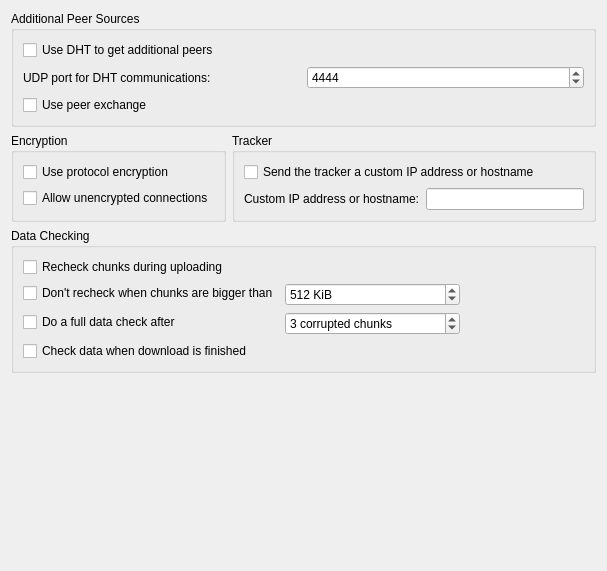
Old version of the form ktorrent/btpref.ui in the repository netrunner-debian-kde-extras/ktorrent.
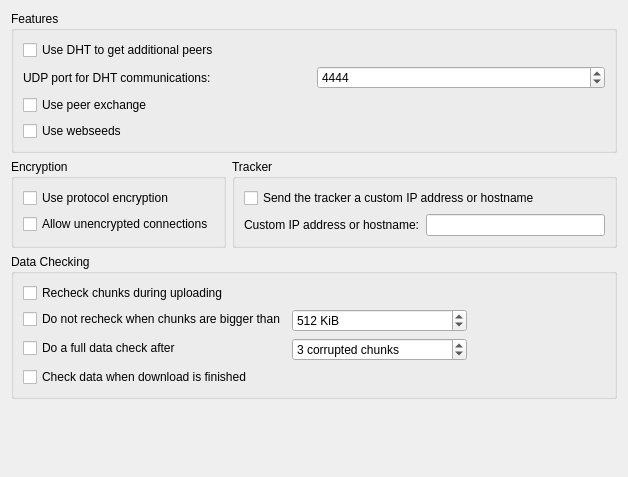
New version of the form.

Patch:
```diff
--- a/ktorrent/btpref.ui
+++ b/ktorrent/btpref.ui
@@ -5,15 +5,15 @@
    <rect>
     <x>0</x>
     <y>0</y>
-    <width>607</width>
-    <height>571</height>
+    <width>628</width>
+    <height>477</height>
    </rect>
   </property>
   <layout class="QVBoxLayout" name="verticalLayout_2" >
    <item>
     <widget class="QGroupBox" name="dhtGroupBox" >
      <property name="title" >
-      <string>Additional Peer Sources</string>
+      <string>Features</string>
      </property>
      <layout class="QVBoxLayout" >
       <item>
@@ -69,6 +69,16 @@
         </property>
        </widget>
       </item>
+      <item>
+       <widget class="QCheckBox" name="kcfg_webseedsEnabled" >
+        <property name="toolTip" >
+         <string>Enable or disable the use of webseeds when they are present in a torrent.</string>
+        </property>
+        <property name="text" >
+         <string>Use webseeds</string>
+        </property>
+       </widget>
+      </item>
      </layout>
     </widget>
    </item>
@@ -154,8 +164,6 @@
      <property name="title" >
       <string>Data Checking</string>
      </property>
-     <layout class="QVBoxLayout" name="_2" >
-      <item>
        <layout class="QHBoxLayout" name="horizontalLayout_2" >
         <item>
          <layout class="QFormLayout" name="formLayout" >
@@ -181,7 +189,7 @@
              <string>Because rechecking big chunks can take a lot of time, the recheck can be disabled when the chunks are bigger then a certain size.</string>
             </property>
             <property name="text" >
-             <string>Don't recheck when chunks are bigger than</string>
+           <string>Do not recheck when chunks are bigger than</string>
             </property>
            </widget>
           </item>
@@ -269,14 +277,6 @@
            </size>
           </property>
          </spacer>
-        </item>
-       </layout>
-      </item>
-      <item>
-       <layout class="QHBoxLayout" name="_3" />
-      </item>
-      <item>
-       <layout class="QHBoxLayout" name="_4" />
       </item>
      </layout>
     </widget>
```
Left out of the diff: 3 changed lines with no effect on the pictures. Lines whose indentation alone changed are shown as unchanged.
